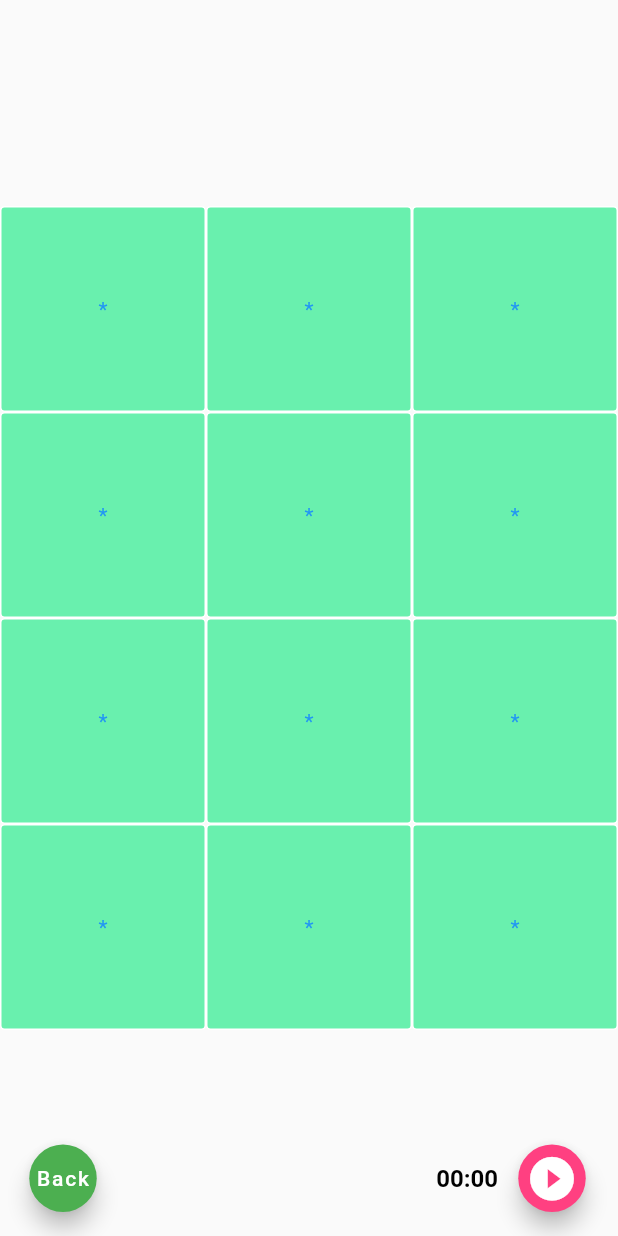
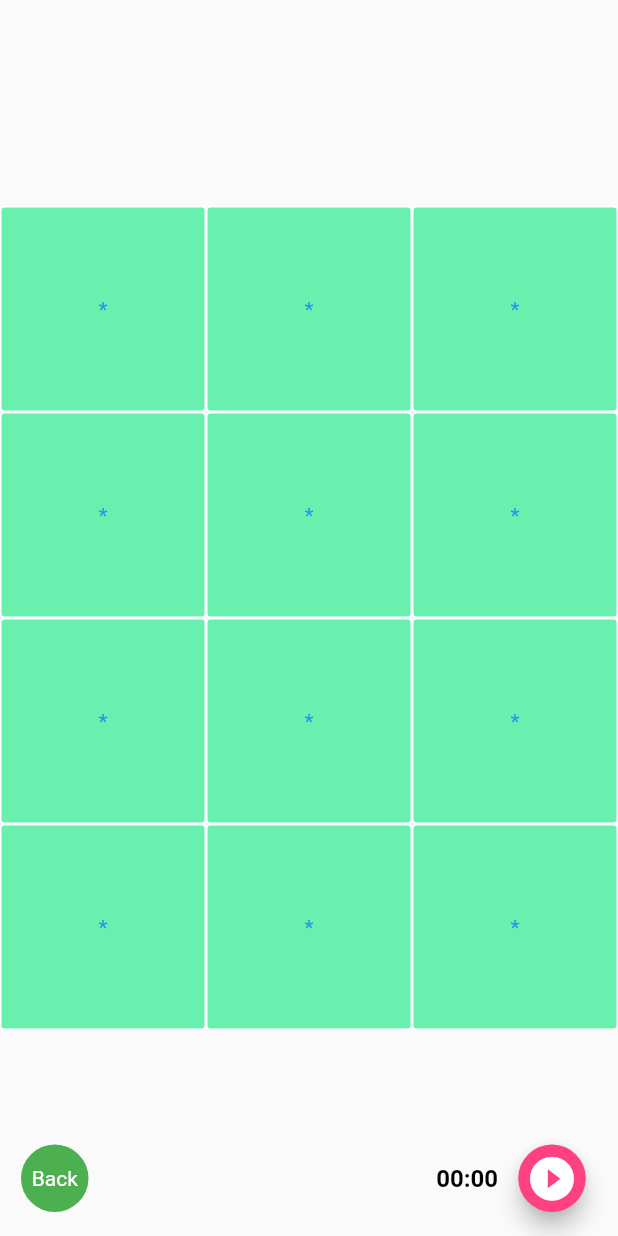
Before and after one commit to PhiLongDo/flipgame-flutter, a Flutter app: the screen it shows after launch, after a tap on "Play", on a phone screen of 412 x 824 dp. Run offline on Flutter 3.47's test engine with Material 2 defaults, Android fonts, the light colour scheme and no system bars; our stand-ins replace shared_preferences.

Commit message:
fix exception more heros

```diff
--- a/lib/commons/global_setting.dart
+++ b/lib/commons/global_setting.dart
@@ -1,7 +1,4 @@
 import 'dart:async';
-
-import 'package:flipgame/game_play/item_game.dart';
-
 /// Save current setting (ex: level, type,...)
 class GlobalSetting {
   static int timeDelay = 400;
--- a/lib/game_play/game_play_main_screen.dart
+++ b/lib/game_play/game_play_main_screen.dart
@@ -43,15 +43,14 @@ class _GamePlayMainScreenState extends State<GamePlayMainScreen> {
   void _actionGame(int y, int x) {
     if (_yPre == y && _xPre == x) return; // Kiem tra viec nhan cung 1 item
     setState(() => _stateOpened[y][x] = true);
-    (_valueA == "") ? _valueA = _valueGame[y][x] : _valueB = _valueGame[y][x];
-
+    (_valueA == "") ? _valueA = _valueGame[y][x] : _valueB = _valueGame[y][x];  // Luu lai value cua item vua mo
     // Kiem tra co mo 2 item khong
     if (_valueB == "") {
       _xPre = x;
       _yPre = y;
       return;
     }
-
+    // delay neu mo 2 item
     setState(() => _isDelaying = true);
     Future.delayed(Duration(milliseconds: GlobalSetting.timeDelay), () {
       if (_valueA == _valueB) {
@@ -106,12 +105,12 @@ class _GamePlayMainScreenState extends State<GamePlayMainScreen> {
   /// Build matrix game
   Widget _buildWidgetMatrixGame() {
     List<String> copyValueList = List.from(_textGame);
-    late Widget widgetMatrixGame; // display main screen game play
     List<Row> childrenColumn = [];
+    ItemGame itemGame;
     for (int y = 0; y < _height; y++) {
       List<ItemGame> gameRow = [];
       for (int x = 0; x < _width; x++) {
-        var itemGame = new ItemGame(
+          itemGame = new ItemGame(
           onTap: () => _actionGame(y, x),
           text: copyValueList[0],
           visible: _stateVisible[y][x],
@@ -124,9 +123,7 @@ class _GamePlayMainScreenState extends State<GamePlayMainScreen> {
           Row(mainAxisAlignment: MainAxisAlignment.center, children: gameRow);
       childrenColumn.add(row);
     }
-    widgetMatrixGame = Column(
-        mainAxisAlignment: MainAxisAlignment.center, children: childrenColumn);
-    return widgetMatrixGame;
+    return Column( mainAxisAlignment: MainAxisAlignment.center, children: childrenColumn);
   }
 
   /// create random list text
@@ -134,9 +131,11 @@ class _GamePlayMainScreenState extends State<GamePlayMainScreen> {
     _textGame = List.generate(GlobalSetting.itemCountDown, (index) => "");
     List<int> listIndex =
         List.generate(GlobalSetting.itemCountDown, (index) => index);
+    Random random;
+    int index;
     for (int i = 0; i < GlobalSetting.itemCountDown; i++) {
-      var random = Random();
-      var index = random.nextInt(GlobalSetting.itemCountDown - i);
+      random = Random();
+      index = random.nextInt(GlobalSetting.itemCountDown - i);
       _textGame[listIndex[index]] = GlobalSetting.listValue[i ~/ 2];
       _valueGame[listIndex[index] ~/ _width][listIndex[index] % _width] =
           _textGame[listIndex[index]];
@@ -152,12 +151,13 @@ class _GamePlayMainScreenState extends State<GamePlayMainScreen> {
 
   @override
   Widget build(BuildContext context) {
-
     return Scaffold(
       body: SafeArea(
-        child: AbsorbPointer(
-          absorbing: _isDelaying,
-          child: _buildWidgetMatrixGame(),
+        child: Center(
+          child: AbsorbPointer(
+            absorbing: _isDelaying,
+            child: _buildWidgetMatrixGame(),
+          ),
         ),
       ),
       floatingActionButton: Container(
@@ -165,13 +165,19 @@ class _GamePlayMainScreenState extends State<GamePlayMainScreen> {
         child: Row(
           mainAxisAlignment: MainAxisAlignment.spaceAround,
           children: [
-            Container(
-              height: 45,
-              child: FloatingActionButton(
-                onPressed: () {
-                  Navigator.pop(context);
-                },
-                child: Text("Back"),
+            InkWell(
+              onTap: () {
+                Navigator.pop(context);
+              },
+              child: Container(
+                alignment: Alignment.center,
+                height: 45,
+                width: 45,
+                decoration: BoxDecoration(
+                  borderRadius: BorderRadius.circular(25),
+                  color: Colors.green,
+                ),
+                child: Text("Back", style: TextStyle(color: Colors.white)),
               ),
             ),
             TimeCounter(
--- a/lib/main.dart
+++ b/lib/main.dart
@@ -72,8 +72,6 @@ class _MyHomePageState extends State<MyHomePage> {
           child: Column(
             mainAxisAlignment: MainAxisAlignment.center,
             children: <Widget>[
-              // Text(lv),
-              // Text(type),
               GestureDetector(
                 onTap: () => Navigator.pushNamed(context, "play"),
                 child: Container(
--- a/pubspec.yaml
+++ b/pubspec.yaml
@@ -15,7 +15,7 @@ publish_to: 'none' # Remove this line if you wish to publish to pub.dev
 # In iOS, build-name is used as CFBundleShortVersionString while build-number used as CFBundleVersion.
 # Read more about iOS versioning at
 # https://developer.apple.com/library/archive/documentation/General/Reference/InfoPlistKeyReference/Articles/CoreFoundationKeys.html
-version: 1.0.5
+version: 1.0.6
 
 environment:
   sdk: ">=2.12.0 <3.0.0"
```
Also changed, not shown: 1 other file.
